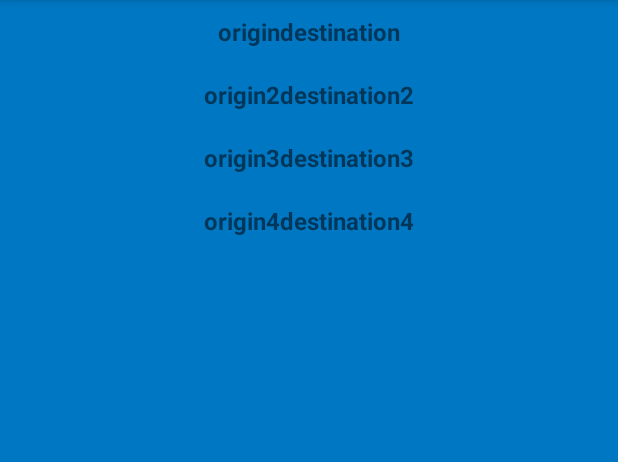
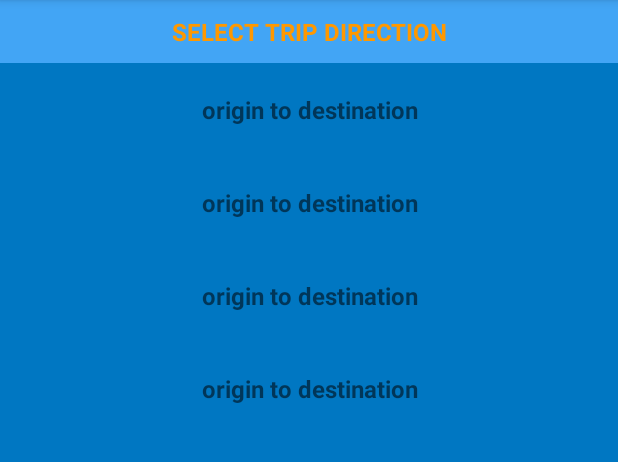
Before and after one commit to nachC/DublinBusAlarm, an Android app: the fragment RouteListScreenFragment shown on its own in the app's theme, on a phone screen of 412 x 824 dp, the part 84-546 px from its top. Run offline under Robolectric (Android 15) with nearby library versions, the phone set to English and light mode, and no system bars; our stand-ins replace data binding.

Commit message:
Added adapter to work with recycler view. Refactored model to accept id property for each trip, used to identify what trip was clicked on the recycler view list. Worked on UI for RouteListScreenFragment. Added click listener interface to handle click events in recycler view

```diff
--- a/app/src/main/java/com/nachc/dba/models/Route.kt
+++ b/app/src/main/java/com/nachc/dba/models/Route.kt
@@ -14,6 +14,7 @@ data class Route(
 )
 
 data class Trip(
+    val id: String?,
     val origin: String?,
     val destination: String?,
     val shape: ArrayList<ArrayList<String>>?,
--- /dev/null
+++ b/app/src/main/java/com/nachc/dba/routelistscreen/RouteClickListener.kt
@@ -0,0 +1,8 @@
+package com.nachc.dba.routelistscreen
+
+import android.view.View
+
+interface RouteClickListener {
+
+    fun onClick(v: View)
+}
--- a/app/src/main/java/com/nachc/dba/routelistscreen/RouteListAdapter.kt
+++ b/app/src/main/java/com/nachc/dba/routelistscreen/RouteListAdapter.kt
@@ -5,19 +5,22 @@ import android.view.LayoutInflater
 import android.view.View
 import android.view.ViewGroup
 import androidx.databinding.DataBindingUtil
+import androidx.navigation.Navigation
 import androidx.recyclerview.widget.RecyclerView
 import com.nachc.dba.R
 import com.nachc.dba.databinding.TripItemBinding
 import com.nachc.dba.models.Trip
 
 class RouteListAdapter(private val tripList: ArrayList<Trip>):
-    RecyclerView.Adapter<RouteListAdapter.RouteListViewHolder>() {
+    RecyclerView.Adapter<RouteListAdapter.RouteListViewHolder>(), RouteClickListener {
 
     fun updateTripList(newTripList: List<Trip>) {
         tripList.clear()
         tripList.addAll(newTripList)
         notifyDataSetChanged()
     }
+
+    class RouteListViewHolder(var view: TripItemBinding): RecyclerView.ViewHolder(view.root)
 
     override fun onCreateViewHolder(parent: ViewGroup, viewType: Int): RouteListViewHolder {
         val inflater = LayoutInflater.from(parent.context)
@@ -27,9 +30,17 @@ class RouteListAdapter(private val tripList: ArrayList<Trip>):
 
     override fun onBindViewHolder(holder: RouteListViewHolder, position: Int) {
         holder.view.trip = tripList[position]
+        holder.view.listener = this
+        holder.view.tripLayout.tag = tripList[position].id
     }
 
     override fun getItemCount() = tripList.size
 
-    class RouteListViewHolder(var view: TripItemBinding): RecyclerView.ViewHolder(view.root)
+    override fun onClick(v: View) {
+        for (trip in tripList) {
+            if (v.tag == trip.id) {
+                Log.i("RouteListAdapter", trip.id)
+            }
+        }
+    }
 }
--- a/app/src/main/java/com/nachc/dba/routelistscreen/RouteListScreenFragment.kt
+++ b/app/src/main/java/com/nachc/dba/routelistscreen/RouteListScreenFragment.kt
@@ -11,12 +11,10 @@ import androidx.databinding.DataBindingUtil
 import androidx.fragment.app.viewModels
 import androidx.lifecycle.Observer
 import androidx.navigation.fragment.findNavController
-import androidx.recyclerview.widget.GridLayoutManager
 import androidx.recyclerview.widget.LinearLayoutManager
 import com.nachc.dba.R
 import com.nachc.dba.databinding.RouteListScreenFragmentBinding
 import com.nachc.dba.models.Trip
-import com.nachc.dba.searchscreen.SearchScreenFragmentDirections
 
 class RouteListScreenFragment : Fragment() {
 
--- a/app/src/main/java/com/nachc/dba/routelistscreen/RouteListScreenViewModel.kt
+++ b/app/src/main/java/com/nachc/dba/routelistscreen/RouteListScreenViewModel.kt
@@ -9,10 +9,10 @@ class RouteListScreenViewModel : ViewModel() {
     val trips by lazy { MutableLiveData<List<Trip>>() }
 
     fun getTrips() {
-        val t1 = Trip("origin", "destination", null, null)
-        val t2 = Trip("origin2", "destination2", null, null)
-        val t3 = Trip("origin3", "destination3", null, null)
-        val t4 = Trip("origin4", "destination4", null, null)
+        val t1 = Trip("0","origin", "destination", null, null)
+        val t2 = Trip("1","origin", "destination", null, null)
+        val t3 = Trip("2","origin", "destination", null, null)
+        val t4 = Trip("3","origin", "destination", null, null)
 
         val tripList = arrayListOf(t1, t2, t3, t4)
 
--- a/app/src/main/java/com/nachc/dba/searchscreen/SearchScreenViewModel.kt
+++ b/app/src/main/java/com/nachc/dba/searchscreen/SearchScreenViewModel.kt
@@ -10,7 +10,7 @@ class SearchScreenViewModel : ViewModel() {
 
     /**
      * TODO:
-     *  - refactor Models, create FirebaseService and implement getRoute method
+     *  - create FirebaseService and implement getRoute method
      *  - DI with Dagger2
      * */
 
--- a/app/src/main/res/layout/route_list_screen_fragment.xml
+++ b/app/src/main/res/layout/route_list_screen_fragment.xml
@@ -5,7 +5,6 @@
     tools:context=".routelistscreen.RouteListScreenFragment">
 
     <data>
-
         <variable
             name="routeListViewModel"
             type="com.nachc.dba.routelistscreen.RouteListScreenViewModel" />
@@ -13,17 +12,31 @@
 
     <androidx.constraintlayout.widget.ConstraintLayout
         android:layout_width="match_parent"
-        android:layout_height="match_parent">
+        android:layout_height="match_parent"
+        android:background="@color/colorPrimaryDark">
 
         <androidx.recyclerview.widget.RecyclerView
             android:id="@+id/routeList"
-            android:layout_width="0dp"
-            android:layout_height="0dp"
-            android:background="@color/colorPrimaryDark"
-            app:layout_constraintBottom_toBottomOf="parent"
+            android:layout_width="match_parent"
+            android:layout_height="wrap_content"
+            app:layout_constraintEnd_toEndOf="parent"
+            app:layout_constraintHorizontal_bias="0.0"
+            app:layout_constraintStart_toStartOf="parent"
+            app:layout_constraintTop_toBottomOf="@id/selectRouteText" />
+
+        <TextView
+            android:id="@+id/selectRouteText"
+            android:layout_width="match_parent"
+            android:layout_height="wrap_content"
+            android:text="SELECT TRIP DIRECTION"
+            android:textColor="@color/colorAccent"
+            android:gravity="center_horizontal"
+            style="@style/Text"
+            android:background="@color/colorPrimary"
+            android:padding="10dp"
             app:layout_constraintEnd_toEndOf="parent"
             app:layout_constraintStart_toStartOf="parent"
-            app:layout_constraintTop_toTopOf="parent" />
+            app:layout_constraintTop_toTopOf="parent"/>
 
     </androidx.constraintlayout.widget.ConstraintLayout>
 
--- a/app/src/main/res/layout/trip_item.xml
+++ b/app/src/main/res/layout/trip_item.xml
@@ -6,11 +6,17 @@
         <variable
             name="trip"
             type="com.nachc.dba.models.Trip" />
+        <variable
+            name="listener"
+            type="com.nachc.dba.routelistscreen.RouteClickListener" />
     </data>
 
     <androidx.constraintlayout.widget.ConstraintLayout
+        android:id="@+id/tripLayout"
+        android:onClick="@{listener::onClick}"
         android:layout_width="match_parent"
-        android:layout_height="wrap_content">
+        android:layout_height="wrap_content"
+        android:padding="10dp">
 
         <TextView
             style="@style/Text"
@@ -18,10 +24,10 @@
             android:layout_height="wrap_content"
             android:gravity="center"
             android:padding="10dp"
-            android:text="@{trip.origin + trip.destination}"
+            android:text="@{trip.origin + ` to ` + trip.destination}"
             app:layout_constraintEnd_toEndOf="parent"
             app:layout_constraintStart_toStartOf="parent"
-            app:layout_constraintTop_toTopOf="parent" />
+            app:layout_constraintTop_toTopOf="parent"/>
 
     </androidx.constraintlayout.widget.ConstraintLayout>
 </layout>
--- a/app/src/main/res/values/themes.xml
+++ b/app/src/main/res/values/themes.xml
@@ -20,4 +20,8 @@
         <item name="android:textSize">16sp</item>
         <item name="android:textStyle">bold</item>
     </style>
+    <style name="to">
+        <item name="android:textColor">@color/colorAccent</item>
+        <item name="android:textStyle">bold</item>
+    </style>
 </resources>
```
Also changed, not shown: app/build.gradle (+23 -0 lines).
